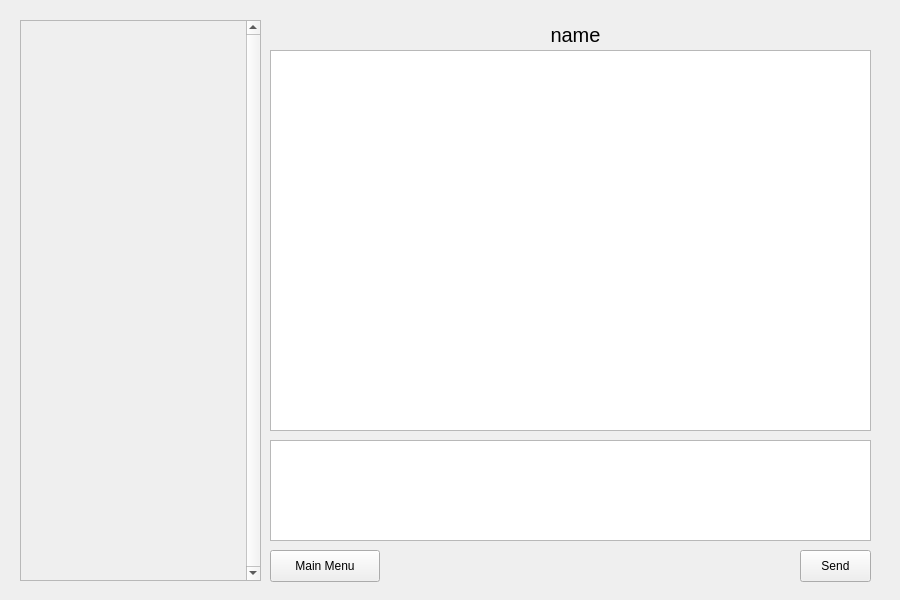
First picture: the form in GUI/chatgui.ui, repository thanhmvu/RocketRapport, before the edit.
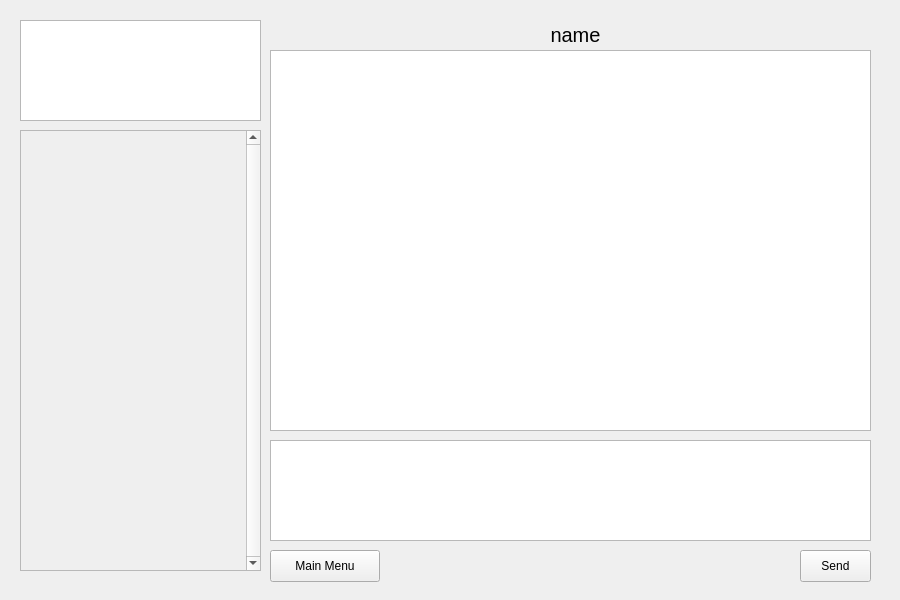
Second picture: the form after the edit.

What changed in the file:
```diff
--- a/GUI/chatgui.ui
+++ b/GUI/chatgui.ui
@@ -17,9 +17,9 @@
    <property name="geometry">
     <rect>
      <x>20</x>
-     <y>20</y>
+     <y>130</y>
      <width>241</width>
-     <height>561</height>
+     <height>441</height>
     </rect>
    </property>
    <property name="verticalScrollBarPolicy">
@@ -34,7 +34,7 @@
       <x>0</x>
       <y>0</y>
       <width>226</width>
-      <height>559</height>
+      <height>439</height>
      </rect>
     </property>
    </widget>
@@ -144,6 +144,16 @@
     <set>Qt::AlignCenter</set>
    </property>
   </widget>
+  <widget class="QTextBrowser" name="notification">
+   <property name="geometry">
+    <rect>
+     <x>20</x>
+     <y>20</y>
+     <width>241</width>
+     <height>101</height>
+    </rect>
+   </property>
+  </widget>
  </widget>
  <resources/>
  <connections/>
```
